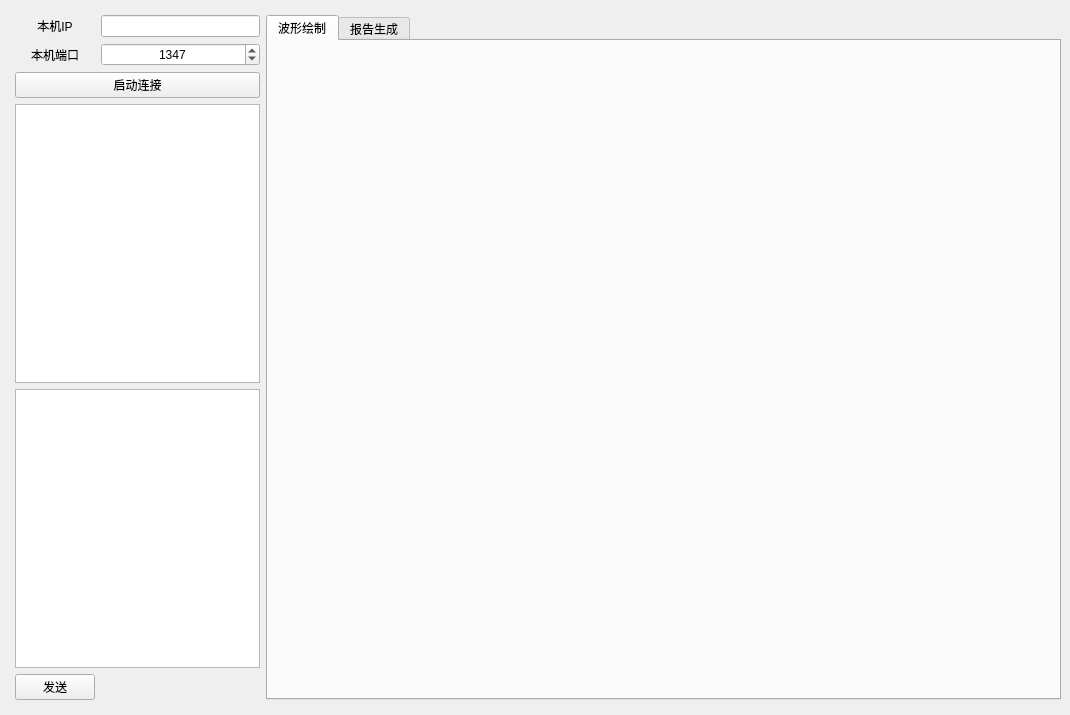
huanyuai/MultiClientTCPServer, file UI/MainWindowUI.ui: the form before one commit.
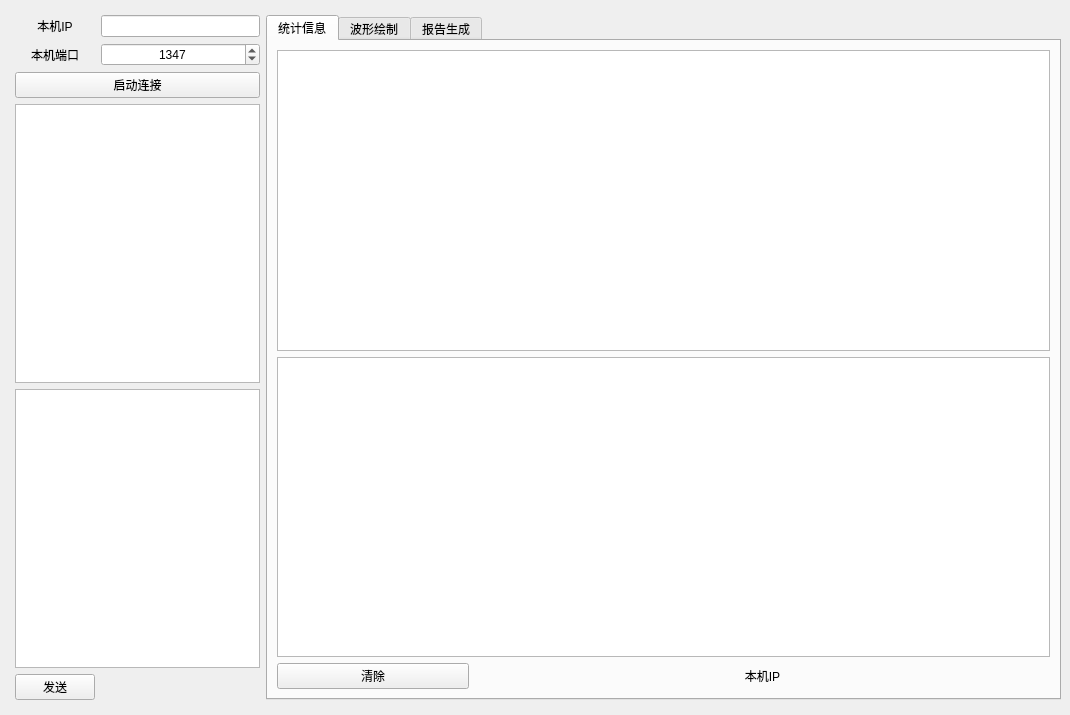
The form after the commit. Custom widgets are drawn as their Qt base class.

```diff
--- a/UI/MainWindowUI.ui
+++ b/UI/MainWindowUI.ui
@@ -96,6 +96,43 @@
         <property name="currentIndex">
          <number>0</number>
         </property>
+        <widget class="QWidget" name="tab_3">
+         <attribute name="title">
+          <string>统计信息</string>
+         </attribute>
+         <layout class="QGridLayout" name="gridLayout_4">
+          <item row="0" column="0">
+           <layout class="QGridLayout" name="gridLayout_3" columnstretch="1,3" columnminimumwidth="0,0">
+            <item row="0" column="0" colspan="2">
+             <widget class="QTableWidget" name="tableWidget_clients"/>
+            </item>
+            <item row="1" column="0" colspan="2">
+             <widget class="QTextBrowser" name="textBrowser_hex"/>
+            </item>
+            <item row="2" column="0">
+             <widget class="QPushButton" name="pushButton_clear">
+              <property name="text">
+               <string>清除</string>
+              </property>
+             </widget>
+            </item>
+            <item row="2" column="1">
+             <widget class="QLabel" name="label_stats">
+              <property name="layoutDirection">
+               <enum>Qt::LeftToRight</enum>
+              </property>
+              <property name="text">
+               <string>本机IP</string>
+              </property>
+              <property name="alignment">
+               <set>Qt::AlignCenter</set>
+              </property>
+             </widget>
+            </item>
+           </layout>
+          </item>
+         </layout>
+        </widget>
         <widget class="QWidget" name="tab">
          <attribute name="title">
           <string>波形绘制</string>
```
